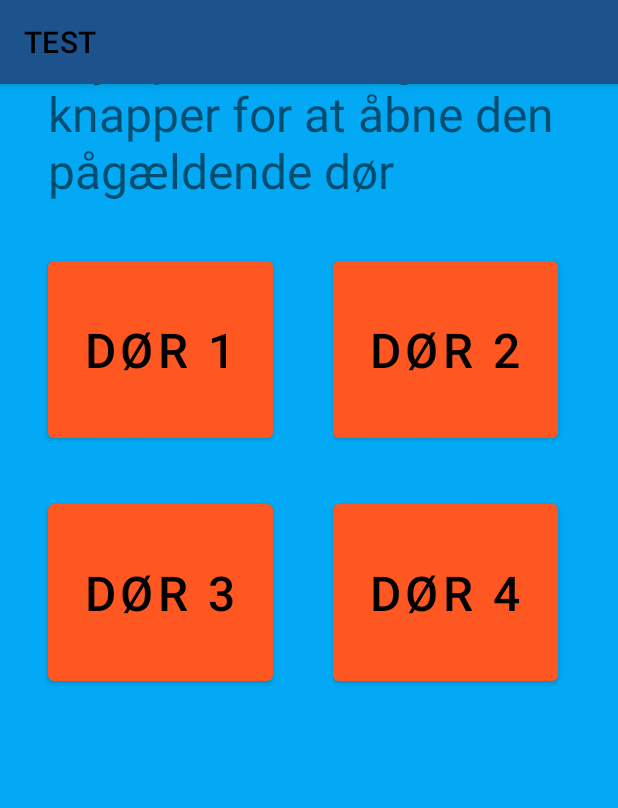
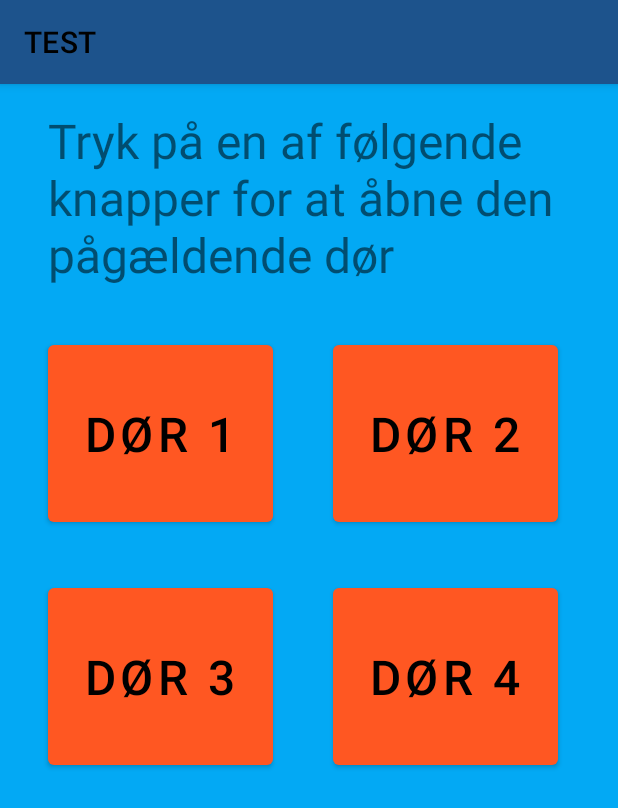
Before and after one commit to Kevbruh/Billigtlager, an Android app: the layout open_door.xml on its own in the app's theme, with its tools: preview values and no code run, on a phone screen of 412 x 824 dp. Shown: the top 808 px of the screen. Run offline under Robolectric (Android 15) with nearby library versions, the phone set to English and light mode, and no system bars.

Commit message:
tekst door open

```diff
--- a/app/src/main/res/layout/open_door.xml
+++ b/app/src/main/res/layout/open_door.xml
@@ -28,7 +28,7 @@
         android:textSize="32sp"
         app:layout_constraintEnd_toEndOf="parent"
         app:layout_constraintStart_toStartOf="parent"
-        app:layout_constraintTop_toTopOf="parent" />
+        app:layout_constraintTop_toBottomOf="@id/toolbar" />
 
     <Button
         android:onClick="openDoorsInNaestved"
```
